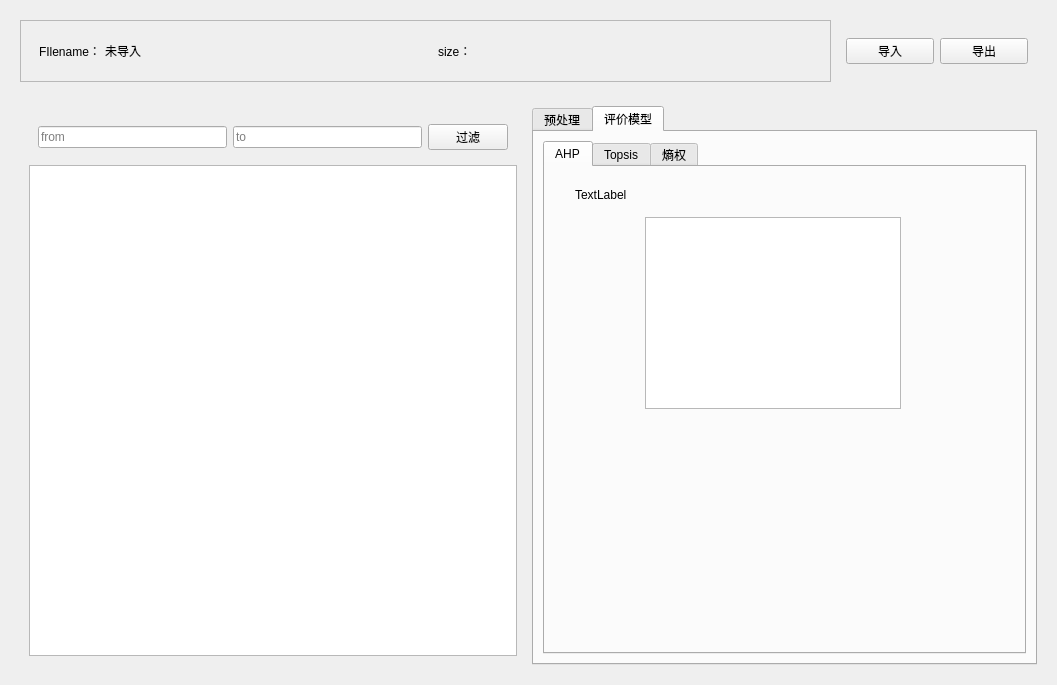
KrowFeather/MathematicalModellingHelper, file MMH.ui: the form before one commit.
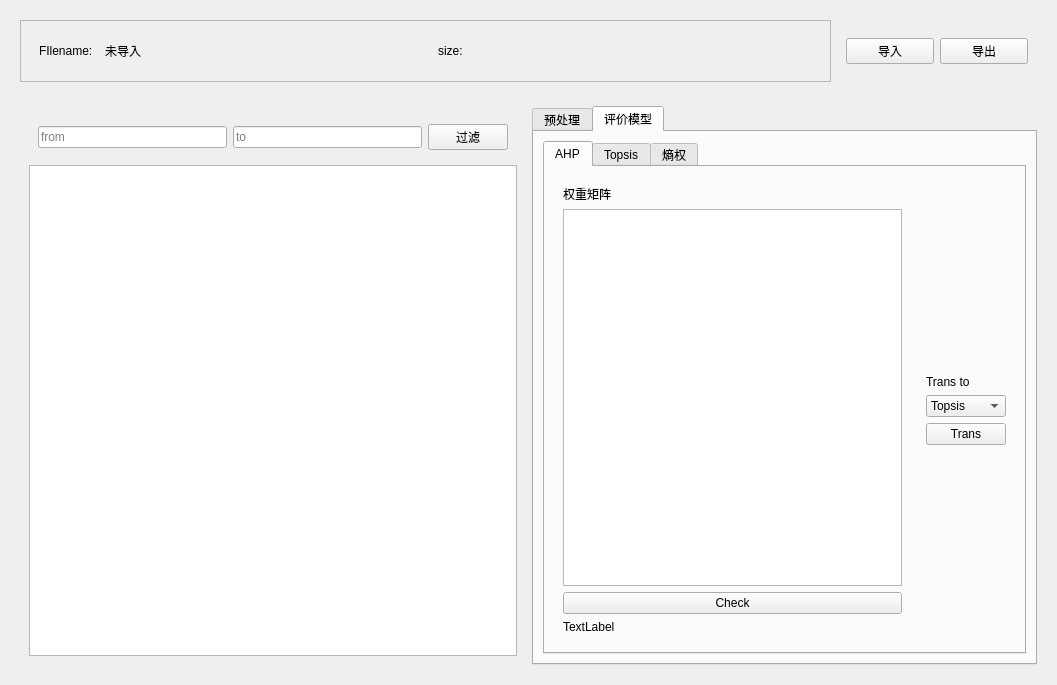
The form after the commit. The open tabs and pages were chosen to show the change.

Commit message: EM-topsis added

```diff
--- a/MMH.ui
+++ b/MMH.ui
@@ -44,7 +44,7 @@
                </size>
               </property>
               <property name="text">
-               <string>FIlename：</string>
+               <string>FIlename:</string>
               </property>
              </widget>
             </item>
@@ -70,7 +70,7 @@
                </size>
               </property>
               <property name="text">
-               <string>size：</string>
+               <string>size:</string>
               </property>
              </widget>
             </item>
@@ -381,29 +381,93 @@
              <attribute name="title">
               <string>AHP</string>
              </attribute>
-             <widget class="QTableWidget" name="tableWidget">
-              <property name="geometry">
-               <rect>
-                <x>100</x>
-                <y>50</y>
-                <width>256</width>
-                <height>192</height>
-               </rect>
-              </property>
-             </widget>
-             <widget class="QLabel" name="label_5">
-              <property name="geometry">
-               <rect>
-                <x>30</x>
-                <y>20</y>
-                <width>54</width>
-                <height>16</height>
-               </rect>
-              </property>
-              <property name="text">
-               <string>TextLabel</string>
-              </property>
-             </widget>
+             <layout class="QHBoxLayout" name="horizontalLayout_17">
+              <item>
+               <widget class="QWidget" name="widget_18" native="true">
+                <layout class="QVBoxLayout" name="verticalLayout_2">
+                 <item>
+                  <widget class="QLabel" name="label_5">
+                   <property name="text">
+                    <string>权重矩阵</string>
+                   </property>
+                  </widget>
+                 </item>
+                 <item>
+                  <widget class="QTableWidget" name="ahpMat"/>
+                 </item>
+                 <item>
+                  <widget class="QPushButton" name="pushButton">
+                   <property name="text">
+                    <string>Check</string>
+                   </property>
+                  </widget>
+                 </item>
+                 <item>
+                  <widget class="QLabel" name="label_13">
+                   <property name="text">
+                    <string>TextLabel</string>
+                   </property>
+                  </widget>
+                 </item>
+                </layout>
+               </widget>
+              </item>
+              <item>
+               <widget class="QWidget" name="widget_19" native="true">
+                <layout class="QVBoxLayout" name="verticalLayout_12">
+                 <item>
+                  <spacer name="verticalSpacer_3">
+                   <property name="orientation">
+                    <enum>Qt::Orientation::Vertical</enum>
+                   </property>
+                   <property name="sizeHint" stdset="0">
+                    <size>
+                     <width>20</width>
+                     <height>40</height>
+                    </size>
+                   </property>
+                  </spacer>
+                 </item>
+                 <item>
+                  <widget class="QLabel" name="label_11">
+                   <property name="text">
+                    <string>Trans to</string>
+                   </property>
+                  </widget>
+                 </item>
+                 <item>
+                  <widget class="QComboBox" name="comboBox">
+                   <item>
+                    <property name="text">
+                     <string>Topsis</string>
+                    </property>
+                   </item>
+                  </widget>
+                 </item>
+                 <item>
+                  <widget class="QPushButton" name="pushButton_2">
+                   <property name="text">
+                    <string>Trans</string>
+                   </property>
+                  </widget>
+                 </item>
+                 <item>
+                  <spacer name="verticalSpacer_4">
+                   <property name="orientation">
+                    <enum>Qt::Orientation::Vertical</enum>
+                   </property>
+                   <property name="sizeHint" stdset="0">
+                    <size>
+                     <width>20</width>
+                     <height>40</height>
+                    </size>
+                   </property>
+                  </spacer>
+                 </item>
+                </layout>
+               </widget>
+              </item>
+             </layout>
             </widget>
             <widget class="QWidget" name="tab_4">
              <attribute name="title">
```
Left out of the diff: 2 changed lines with no effect on the pictures. The commit also changes 6 other files.
